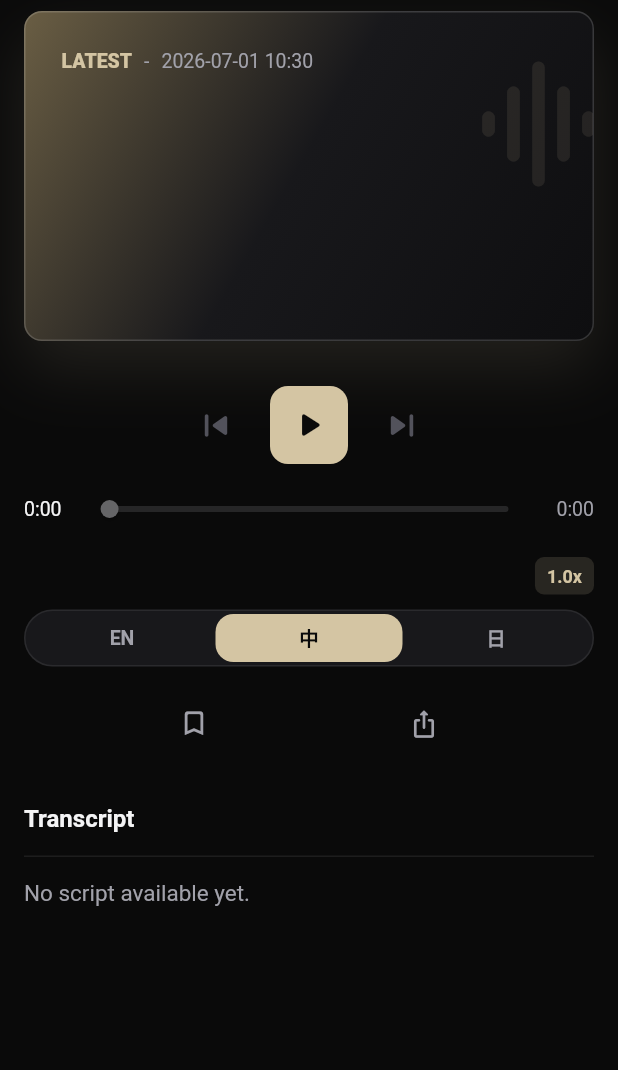
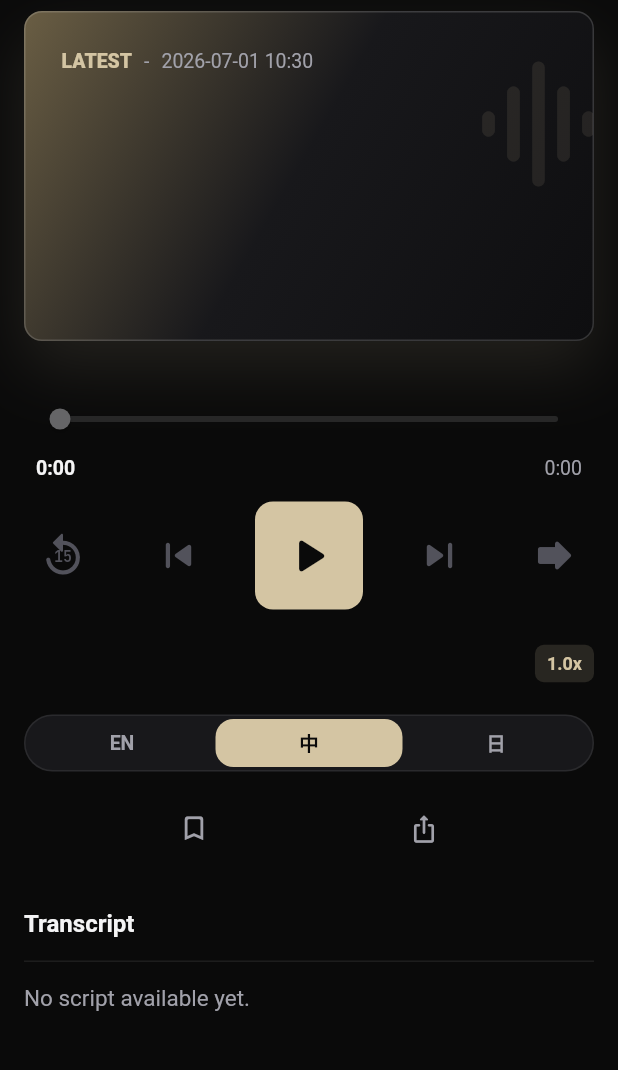
Before and after one commit to zapPilot/zapEngine, a Flutter app: the EpisodeDetailScreen screen opened directly with empty values, on a phone screen of 412 x 824 dp, the part 97-1167 px from its top. Run offline on Flutter 3.47's test engine with Material 3 defaults, Android fonts, the phone set to English and light mode, and no system bars; our stand-ins replace app_links, audio_service, just_audio, local_auth, share_plus, shared_preferences and 1 more; missing offline and left inert: audio_session; accounts and stored records are empty; Roboto replaces fonts that are missing (Geist Sans); statements that could not run were skipped.

Commit message:
feat(mobile): improve episode playback controls and add playback state tests

```diff
--- a/apps/mobile/lib/screens/episode_detail_screen.dart
+++ b/apps/mobile/lib/screens/episode_detail_screen.dart
@@ -17,10 +17,12 @@ class EpisodeDetailScreen extends StatefulWidget {
   const EpisodeDetailScreen({
     super.key,
     required this.episode,
+    this.queueEpisodes,
     EpisodeService? episodeService,
   }) : _episodeService = episodeService;
 
   final Episode episode;
+  final List<Episode>? queueEpisodes;
   final EpisodeService? _episodeService;
 
   @override
@@ -125,6 +127,7 @@ class _EpisodeDetailScreenState extends State<EpisodeDetailScreen> {
                   EpisodeDetailMetadataSection(episode: _episode),
                   EpisodeDetailPlaybackControls(
                     episode: _episode,
+                    queueEpisodes: widget.queueEpisodes,
                     onLanguageSelected: _selectLanguage,
                     onEpisodeChanged: _displayEpisode,
                   ),
--- a/apps/mobile/lib/screens/favorites_screen.dart
+++ b/apps/mobile/lib/screens/favorites_screen.dart
@@ -150,7 +150,9 @@ class _FavoritesScreenState extends State<FavoritesScreen>
               EpisodeSliverList(
                 episodes: favorites,
                 playback: playback,
-                onPlay: (episode) => playback.toggle(episode),
+                onPlay: (episode) => unawaited(
+                  playback.playFromQueue(episodes: favorites, episode: episode),
+                ),
                 onDelete: _removeFavorite,
                 deleteLabel: '從收藏移除',
                 wrapper: _wrapFavoriteCard,
--- a/apps/mobile/lib/widgets/episode_detail/episode_detail_playback_controls.dart
+++ b/apps/mobile/lib/widgets/episode_detail/episode_detail_playback_controls.dart
@@ -14,11 +14,13 @@ class EpisodeDetailPlaybackControls extends StatefulWidget {
   const EpisodeDetailPlaybackControls({
     super.key,
     required this.episode,
+    this.queueEpisodes,
     required this.onLanguageSelected,
     required this.onEpisodeChanged,
   });
 
   final Episode episode;
+  final List<Episode>? queueEpisodes;
   final ValueChanged<String> onLanguageSelected;
   final ValueChanged<Episode> onEpisodeChanged;
 
@@ -47,7 +49,22 @@ class _EpisodeDetailPlaybackControlsState
       setState(() => _pressed = false);
     }
     if (!mounted) return;
-    await context.read<PlaybackProvider>().toggle(widget.episode);
+    final playback = context.read<PlaybackProvider>();
+    final queueEpisodes = widget.queueEpisodes;
+    if (queueEpisodes == null || queueEpisodes.isEmpty) {
+      await playback.toggle(widget.episode);
+    } else {
+      await playback.playFromQueue(
+        episodes: queueEpisodes,
+        episode: widget.episode,
+      );
+    }
+  }
+
+  Future<void> _seekRelative(Duration delta) async {
+    await context.read<PlaybackProvider>().seekRelative(delta);
+    if (!mounted) return;
+    setState(() => _scrubValue = null);
   }
 
   Future<void> _skipToPreviousEpisode() async {
@@ -97,66 +114,14 @@ class _EpisodeDetailPlaybackControlsState
       child: Column(
         mainAxisSize: MainAxisSize.min,
         children: [
-          SizedBox(
-            height: 56,
-            child: Row(
-              mainAxisAlignment: MainAxisAlignment.center,
-              children: [
-                IconButton(
-                  tooltip: 'Previous episode',
-                  icon: const Icon(Icons.skip_previous_rounded),
-                  iconSize: 30,
-                  color: AppColors.textPrimary,
-                  disabledColor: AppColors.textFaint,
-                  onPressed: canSkipPrevious ? _skipToPreviousEpisode : null,
-                ),
-                const SizedBox(width: 12),
-                AnimatedScale(
-                  scale: _pressed ? 0.96 : 1,
-                  duration: const Duration(milliseconds: 90),
-                  curve: Curves.easeOutCubic,
-                  child: PlayPauseButton(
-                    isPlaying: isPlaying,
-                    isLoading: isLoading,
-                    onPressed: _togglePlayback,
-                    fixedSize: const Size.square(52),
-                    iconSize: 28,
-                    spinnerSize: 20,
-                  ),
-                ),
-                const SizedBox(width: 12),
-                IconButton(
-                  tooltip: 'Next episode',
-                  icon: const Icon(Icons.skip_next_rounded),
-                  iconSize: 30,
-                  color: AppColors.textPrimary,
-                  disabledColor: AppColors.textFaint,
-                  onPressed: canSkipNext ? _skipToNextEpisode : null,
-                ),
-              ],
-            ),
-          ),
-          const SizedBox(height: 4),
-          Row(
-            children: [
-              Text(
-                formatDuration(displayedPosition),
-                style: Theme.of(
-                  context,
-                ).textTheme.bodySmall?.copyWith(color: AppColors.textPrimary),
-              ),
-              const SizedBox(width: 8),
-              Expanded(
-                child: SliderTheme(
+          SliderTheme(
             data: SliderTheme.of(context).copyWith(
               activeTrackColor: AppColors.accent,
               inactiveTrackColor: AppColors.divider,
               thumbColor: AppColors.accent,
               overlayColor: AppColors.accent.withValues(alpha: 0.16),
               trackHeight: 4,
-                    thumbShape: const RoundSliderThumbShape(
-                      enabledThumbRadius: 6,
-                    ),
+              thumbShape: const RoundSliderThumbShape(enabledThumbRadius: 7),
             ),
             child: Slider(
               value: sliderValue,
@@ -178,20 +143,79 @@ class _EpisodeDetailPlaybackControlsState
                   : null,
             ),
           ),
+          Padding(
+            padding: const EdgeInsets.symmetric(horizontal: 8),
+            child: Row(
+              children: [
+                Text(
+                  formatDuration(displayedPosition),
+                  style: Theme.of(context).textTheme.bodySmall?.copyWith(
+                        color: AppColors.textPrimary,
+                        fontWeight: FontWeight.w600,
                       ),
-              const SizedBox(width: 8),
+                ),
+                const Spacer(),
                 Text(
                   formatDuration(duration),
                   style: Theme.of(context).textTheme.bodySmall,
                 ),
               ],
             ),
-          const SizedBox(height: 8),
-          Align(
+          ),
+          const SizedBox(height: 14),
+          Row(
+            mainAxisAlignment: MainAxisAlignment.spaceBetween,
+            children: [
+              _SeekControlButton(
+                tooltip: 'Rewind 15 seconds',
+                seconds: 15,
+                icon: Icons.replay_rounded,
+                onPressed: isCurrent
+                    ? () => _seekRelative(const Duration(seconds: -15))
+                    : null,
+              ),
+              _TransportIconButton(
+                tooltip: 'Previous episode',
+                icon: Icons.skip_previous_rounded,
+                onPressed: canSkipPrevious ? _skipToPreviousEpisode : null,
+              ),
+              AnimatedScale(
+                scale: _pressed ? 0.96 : 1,
+                duration: const Duration(milliseconds: 90),
+                curve: Curves.easeOutCubic,
+                child: PlayPauseButton(
+                  isPlaying: isPlaying,
+                  isLoading: isLoading,
+                  onPressed: _togglePlayback,
+                  fixedSize: const Size.square(72),
+                  iconSize: 40,
+                  spinnerSize: 24,
+                ),
+              ),
+              _TransportIconButton(
+                tooltip: 'Next episode',
+                icon: Icons.skip_next_rounded,
+                onPressed: canSkipNext ? _skipToNextEpisode : null,
+              ),
+              _SeekControlButton(
+                tooltip: 'Forward 30 seconds',
+                seconds: 30,
+                icon: Icons.forward_rounded,
+                onPressed: isCurrent
+                    ? () => _seekRelative(const Duration(seconds: 30))
+                    : null,
+              ),
+            ],
+          ),
+          const SizedBox(height: 12),
+          SizedBox(
+            height: 48,
+            child: Align(
               alignment: Alignment.centerRight,
               child: PlaybackSpeedMenu(
                 speed: playback.currentSectionSpeed,
                 onSelected: playback.setSpeedForCurrentSection,
+              ),
             ),
           ),
           if (audioTracks.length > 1) ...[
@@ -214,3 +238,81 @@ class _EpisodeDetailPlaybackControlsState
     );
   }
 }
+
+class _TransportIconButton extends StatelessWidget {
+  const _TransportIconButton({
+    required this.tooltip,
+    required this.icon,
+    required this.onPressed,
+  });
+
+  final String tooltip;
+  final IconData icon;
+  final VoidCallback? onPressed;
+
+  @override
+  Widget build(BuildContext context) {
+    return IconButton(
+      tooltip: tooltip,
+      onPressed: onPressed,
+      icon: Icon(icon),
+      iconSize: 34,
+      color: AppColors.textPrimary,
+      disabledColor: AppColors.textFaint,
+      style: IconButton.styleFrom(
+        fixedSize: const Size.square(52),
+        minimumSize: const Size.square(52),
+        padding: EdgeInsets.zero,
+      ),
+    );
+  }
+}
+
+class _SeekControlButton extends StatelessWidget {
+  const _SeekControlButton({
+    required this.tooltip,
+    required this.seconds,
+    required this.icon,
+    required this.onPressed,
+  });
+
+  final String tooltip;
+  final int seconds;
+  final IconData icon;
+  final VoidCallback? onPressed;
+
+  @override
+  Widget build(BuildContext context) {
+    final enabled = onPressed != null;
+    final color = enabled ? AppColors.textPrimary : AppColors.textFaint;
+
+    return IconButton(
+      tooltip: tooltip,
+      onPressed: onPressed,
+      color: color,
+      disabledColor: AppColors.textFaint,
+      style: IconButton.styleFrom(
+        fixedSize: const Size.square(52),
+        minimumSize: const Size.square(52),
+        padding: EdgeInsets.zero,
+      ),
+      icon: Stack(
+        alignment: Alignment.center,
+        children: [
+          Icon(icon, size: 34),
+          Padding(
+            padding: const EdgeInsets.only(top: 2),
+            child: Text(
+              '$seconds',
+              style: Theme.of(context).textTheme.labelSmall?.copyWith(
+                    color: color,
+                    fontWeight: FontWeight.w800,
+                    fontSize: 10,
+                  ),
+            ),
+          ),
+        ],
+      ),
+    );
+  }
+}
--- a/apps/mobile/lib/widgets/episode_sliver_list.dart
+++ b/apps/mobile/lib/widgets/episode_sliver_list.dart
@@ -39,6 +39,7 @@ class EpisodeSliverList extends StatelessWidget {
           onPlay: () => onPlay(episode),
           onDelete: onDelete == null ? null : () => onDelete!(episode),
           deleteLabel: deleteLabel,
+          queueEpisodes: episodes,
         );
 
         return wrapper?.call(context, episode, card) ?? card;
--- a/apps/mobile/lib/widgets/feed/feed_screen_sections.dart
+++ b/apps/mobile/lib/widgets/feed/feed_screen_sections.dart
@@ -1,3 +1,5 @@
+import 'dart:async';
+
 import 'package:flutter/material.dart';
 
 import '../../models/episode.dart';
@@ -69,7 +71,9 @@ List<Widget> buildFeedSection({
     EpisodeSliverList(
       episodes: episodes,
       playback: playback,
-      onPlay: (episode) => playback.toggle(episode),
+      onPlay: (episode) => unawaited(
+        playback.playFromQueue(episodes: episodes, episode: episode),
+      ),
     ),
   ];
 }
```
Also changed, not shown: apps/mobile/lib/screens/search_screen.dart (+8 -1 lines), apps/mobile/lib/state/playback_provider.dart (+46 -0 lines), apps/mobile/lib/widgets/continue_listening_card.dart (+6 -1 lines), apps/mobile/lib/widgets/episode_card.dart (+8 -1 lines), apps/mobile/lib/widgets/feed/feed_screen_content.dart (+20 -1 lines), 3 other files. Lines whose indentation alone changed are shown as unchanged.
